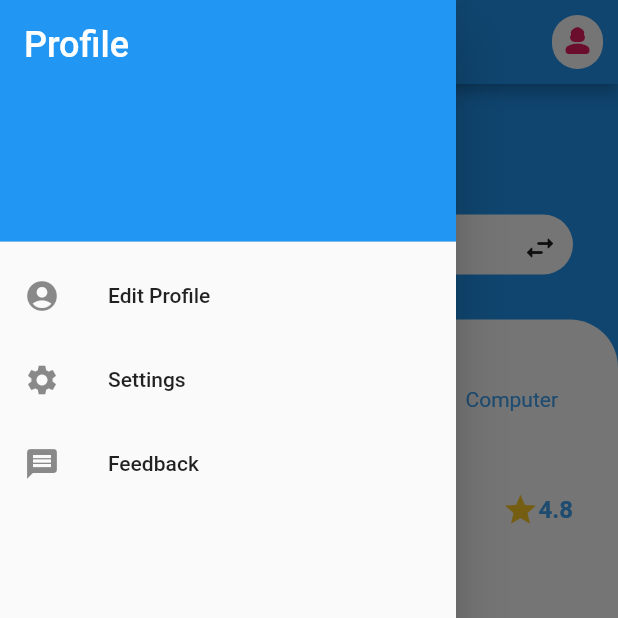
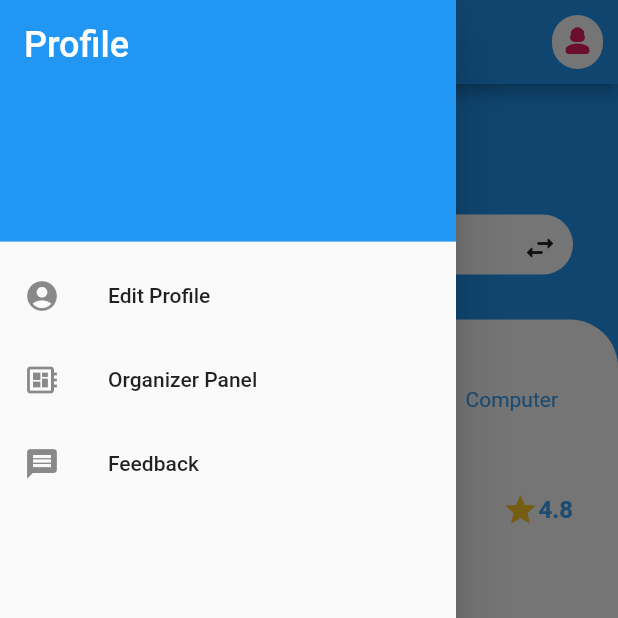
Before and after one commit to ashutosh7i/figma_to_flutter, a Flutter app: the Home screen opened directly, with the side drawer open, on a phone screen of 412 x 824 dp, the top half of it. Run offline on Flutter 3.47's test engine with Material 2 defaults, Android fonts, the phone set to English and light mode, and no system bars.

Commit message:
refactor: added organizer page in drawer

```diff
--- a/lib/home/home.dart
+++ b/lib/home/home.dart
@@ -1,3 +1,4 @@
+import 'package:figma_to_flutter/organizer/organizer_Page.dart';
 import 'package:flutter/material.dart';
 import 'package:figma_to_flutter/feedback/feedback_Page.dart';
 
@@ -54,8 +55,16 @@ class _HomeState extends State<Home> {
               title: Text('Edit Profile'),
             ),
             ListTile(
-              leading: Icon(Icons.settings),
-              title: Text('Settings'),
+              onTap: () {
+                Navigator.push(
+                  context,
+                  MaterialPageRoute(
+                    builder: (c) => OrganizerPage(),
+                  ),
+                );
+              },
+              leading: Icon(Icons.developer_board),
+              title: Text('Organizer Panel'),
             ),
             ListTile(
               onTap: () {
```
